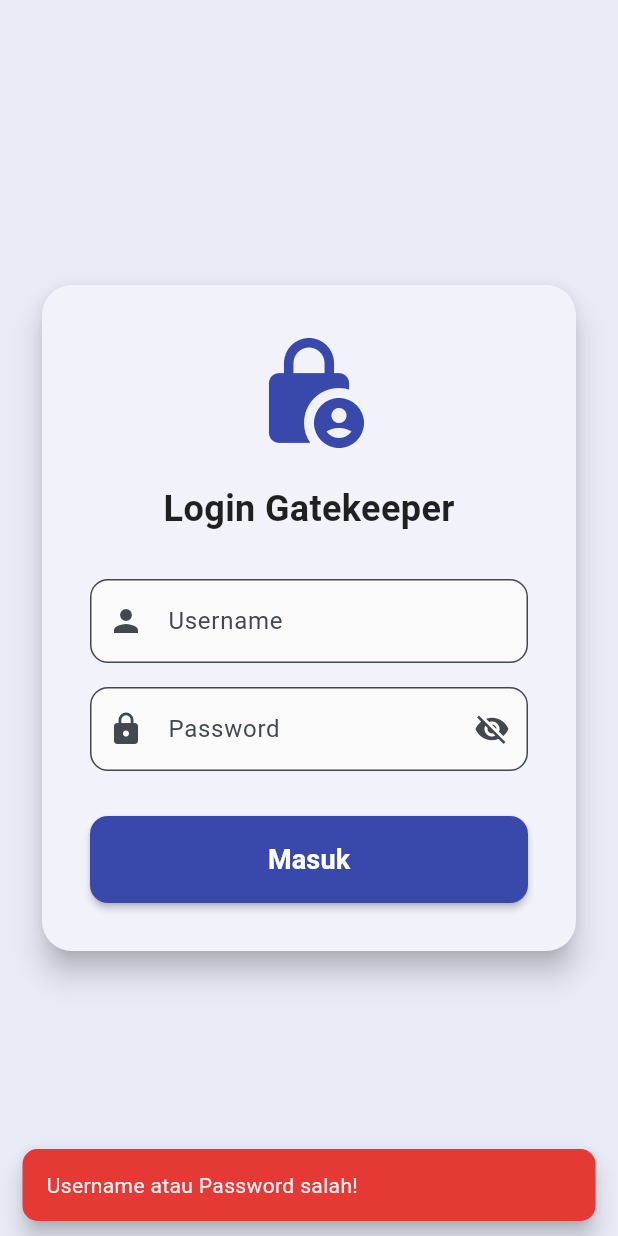
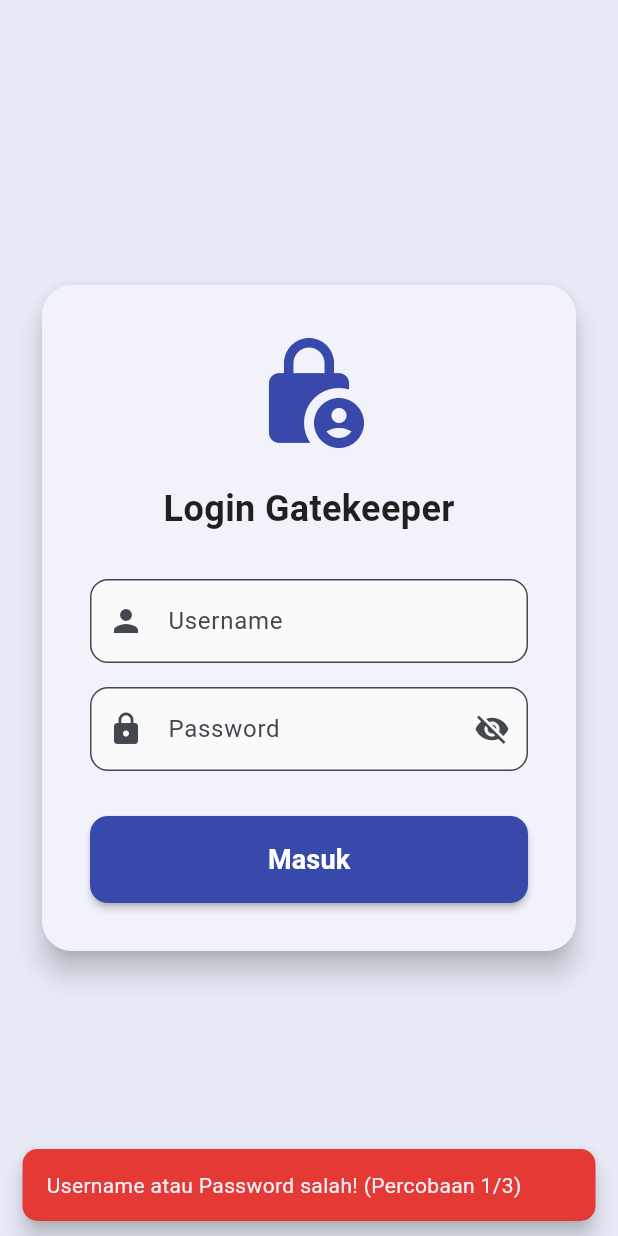
Before and after one commit to Umeem26/PY4_2C_D3_2024_Modul3_078, a Flutter app: the screen it shows after launch, after a tap on "Lewati", after a tap on "Masuk", on a phone screen of 412 x 824 dp. Run offline on Flutter 3.47's test engine with Material 3 defaults, Android fonts, the light colour scheme and no system bars; our stand-ins replace shared_preferences.

Commit message:
Update Feat Login: Percobaan Login

```diff
--- a/logbook_modul3/lib/features/auth/login_view.dart
+++ b/logbook_modul3/lib/features/auth/login_view.dart
@@ -1,4 +1,5 @@
 import 'package:flutter/material.dart';
+import 'dart:async';
 import 'login_controller.dart';
 import '../logbook/log_view.dart';
 
@@ -13,13 +14,21 @@ class _LoginViewState extends State<LoginView> {
   final LoginController _controller = LoginController();
   final TextEditingController _userController = TextEditingController();
   final TextEditingController _passController = TextEditingController();
+
   bool _isObscure = true;
+  int _failedAttempts = 0;
+  bool _isLocked = false;
+  int _lockCountdown = 0;
+  Timer? _timer;
 
   void _handleLogin() {
+    if (_isLocked) return;
+
     String user = _userController.text;
     String pass = _passController.text;
 
     if (_controller.login(user, pass)) {
+      _failedAttempts = 0;
       Navigator.pushReplacement(
         context,
         MaterialPageRoute(builder: (context) => LogView(username: user)),
@@ -33,15 +42,58 @@ class _LoginViewState extends State<LoginView> {
         ),
       );
     } else {
+      setState(() {
+        _failedAttempts++;
+        if (_failedAttempts >= 3) {
+          _startLockout();
+        }
+      });
+
+      if (!_isLocked) {
         ScaffoldMessenger.of(context).showSnackBar(
           SnackBar(
-          content: const Text("Username atau Password salah!"),
+            content: Text("Username atau Password salah! (Percobaan $_failedAttempts/3)"),
             backgroundColor: Colors.red.shade600,
             behavior: SnackBarBehavior.floating,
             shape: RoundedRectangleBorder(borderRadius: BorderRadius.circular(10)),
           ),
         );
       }
+    }
+  }
+
+  void _startLockout() {
+    _isLocked = true;
+    _lockCountdown = 10;
+
+    ScaffoldMessenger.of(context).showSnackBar(
+      SnackBar(
+        content: const Text("Terlalu banyak percobaan. Tunggu 10 detik."),
+        backgroundColor: Colors.orange.shade800,
+        behavior: SnackBarBehavior.floating,
+        shape: RoundedRectangleBorder(borderRadius: BorderRadius.circular(10)),
+      ),
+    );
+
+    _timer = Timer.periodic(const Duration(seconds: 1), (timer) {
+      setState(() {
+        if (_lockCountdown > 1) {
+          _lockCountdown--;
+        } else {
+          _isLocked = false;
+          _failedAttempts = 0;
+          _timer?.cancel();
+        }
+      });
+    });
+  }
+
+  @override
+  void dispose() {
+    _timer?.cancel();
+    _userController.dispose();
+    _passController.dispose();
+    super.dispose();
   }
 
   @override
@@ -68,6 +120,7 @@ class _LoginViewState extends State<LoginView> {
                   const SizedBox(height: 30),
                   TextField(
                     controller: _userController,
+                    enabled: !_isLocked,
                     decoration: InputDecoration(
                       labelText: "Username",
                       prefixIcon: const Icon(Icons.person),
@@ -80,6 +133,7 @@ class _LoginViewState extends State<LoginView> {
                   TextField(
                     controller: _passController,
                     obscureText: _isObscure,
+                    enabled: !_isLocked,
                     decoration: InputDecoration(
                       labelText: "Password",
                       prefixIcon: const Icon(Icons.lock),
@@ -100,15 +154,18 @@ class _LoginViewState extends State<LoginView> {
                   SizedBox(
                     width: double.infinity,
                     child: ElevatedButton(
-                      onPressed: _handleLogin,
+                      onPressed: _isLocked ? null : _handleLogin,
                       style: ElevatedButton.styleFrom(
-                        backgroundColor: Colors.indigo.shade600,
+                        backgroundColor: _isLocked ? Colors.grey : Colors.indigo.shade600,
                         foregroundColor: Colors.white,
                         padding: const EdgeInsets.symmetric(vertical: 16),
                         shape: RoundedRectangleBorder(borderRadius: BorderRadius.circular(12)),
                         elevation: 2,
                       ),
-                      child: const Text("Masuk", style: TextStyle(fontSize: 18, fontWeight: FontWeight.bold)),
+                      child: Text(
+                        _isLocked ? "Tunggu $_lockCountdown detik" : "Masuk",
+                        style: const TextStyle(fontSize: 18, fontWeight: FontWeight.bold),
+                      ),
                     ),
                   ),
                 ],
```
Lines whose indentation alone changed are shown as unchanged.
